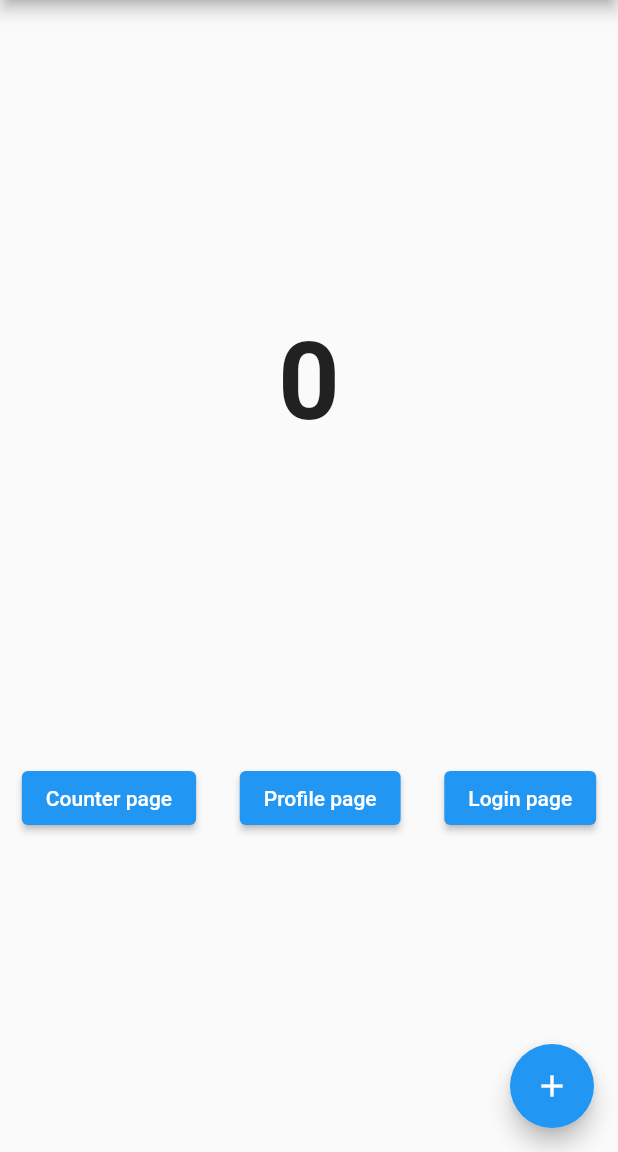
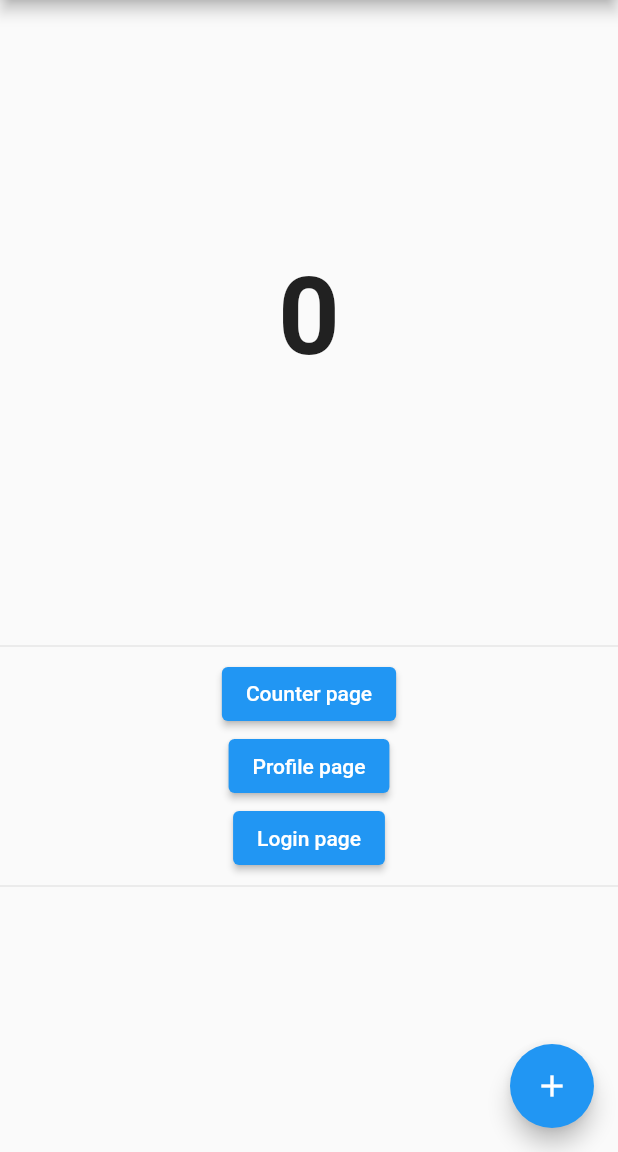
Before and after one commit to mentoster/flutter_getx_hive_template, a Flutter app: the HomePage screen opened directly, on a phone screen of 412 x 824 dp, the part 84-1236 px from its top. Run offline on Flutter 3.47's test engine with Material 2 defaults, Android fonts, the light colour scheme and no system bars; our stand-ins replace get, hive, hive_flutter; accounts and stored records are empty.

Commit message:
small style improvements

```diff
--- a/lib/app/ui/global_widgets/pages_buttons.dart
+++ b/lib/app/ui/global_widgets/pages_buttons.dart
@@ -8,9 +8,9 @@ class PagesButtons extends StatelessWidget {
 
   @override
   Widget build(BuildContext context) {
-    return Row(
-      mainAxisAlignment: MainAxisAlignment.spaceAround,
+    return Column(
       children: [
+        const Divider(),
         ElevatedButton(
             onPressed: () {
               Get.toNamed(Routes.INITIAL);
@@ -26,6 +26,7 @@ class PagesButtons extends StatelessWidget {
               Get.toNamed(Routes.LOGIN);
             },
             child: const Text('Login page')),
+        const Divider(),
       ],
     );
   }
```
